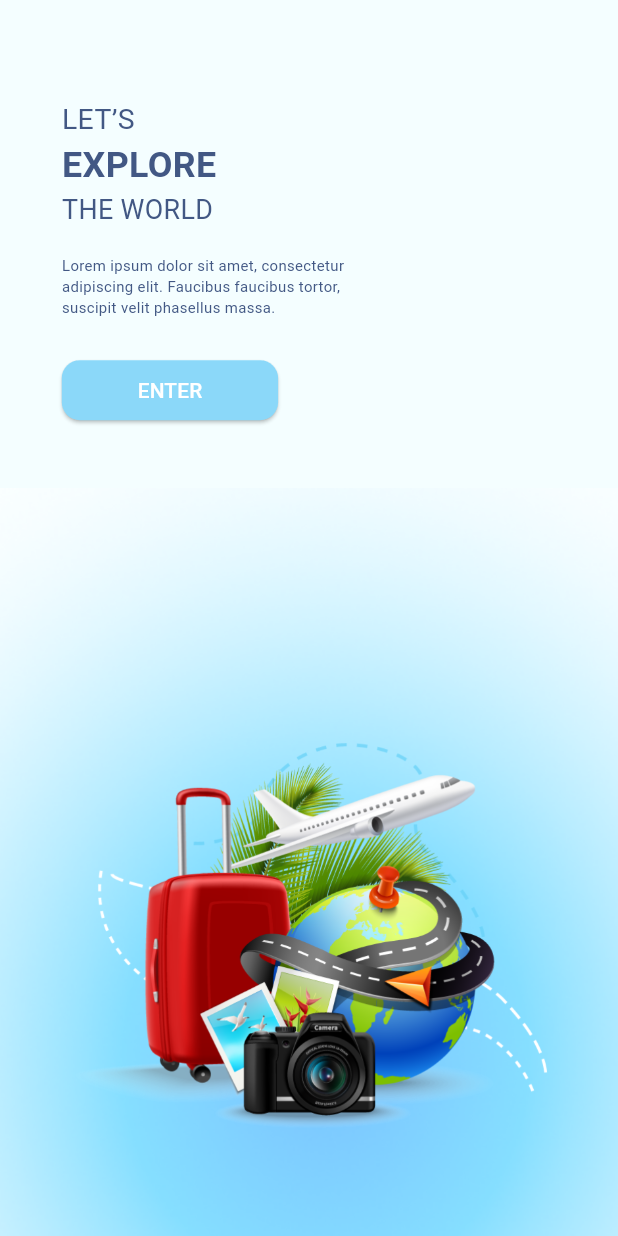
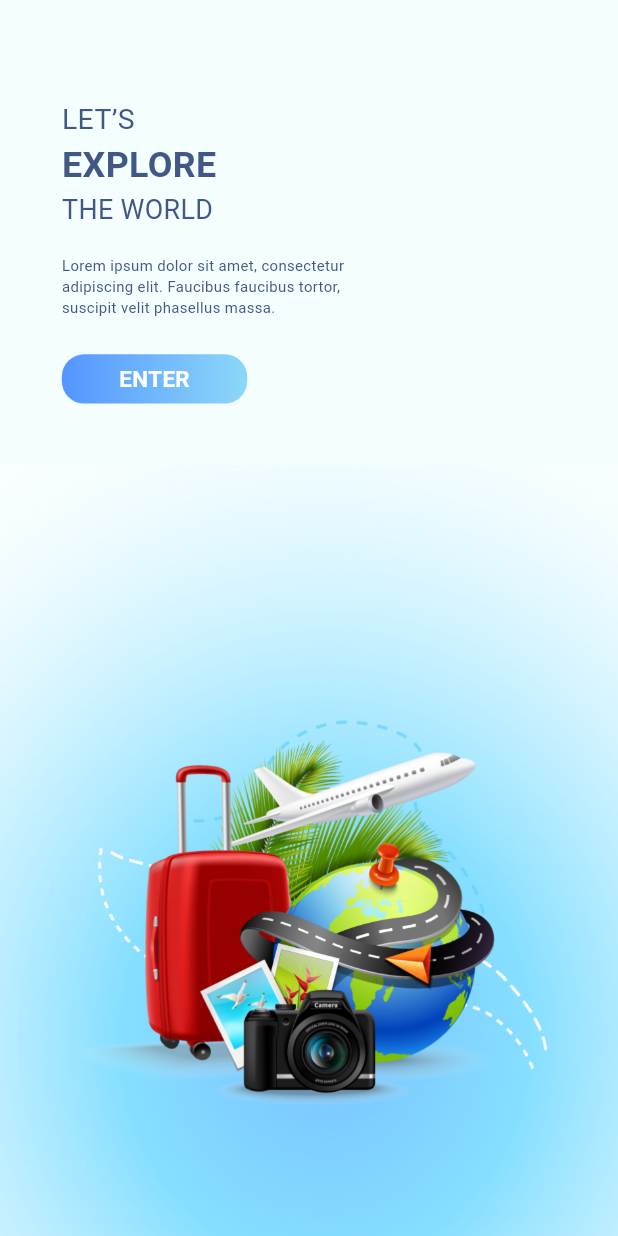
Before and after one commit to princymiracle/travelapp, a Flutter app: the screen it shows after launch, on a phone screen of 412 x 824 dp. Run offline on Flutter 3.47's test engine with Material 3 defaults, Android fonts, the phone set to English and light mode, and no system bars; our stand-ins replace flutter_sizer, get, otp_text_field, table_calendar.

Commit message:
init commit

```diff
--- a/lib/Custom_Elements/Elements/Custom_Color.dart
+++ b/lib/Custom_Elements/Elements/Custom_Color.dart
@@ -7,7 +7,6 @@ class CustomColors {
   static const Buttonbg =Color(0xFF5495FF);
   static const Buttonbg1 =Color(0xFF8BD8F9);
   static const backgroundColor =Color(0xFFF4FEFF);
- // static const backgroundColor =Color(0xFF000000);
   static const texttitle =Color(0xFF5496FF);
   static const black = Color(0xFF000000);
   static const textfiledtext = Colors.grey;
--- a/lib/Screens/Splash_Screen.dart
+++ b/lib/Screens/Splash_Screen.dart
@@ -3,11 +3,10 @@ import 'package:flutter/material.dart';
 import 'package:flutter_sizer/flutter_sizer.dart';
 import 'package:get/get.dart';
 import 'package:travelapp/Constant/Image_Path.dart';
-import 'package:travelapp/Custom_Elements/Elements/CustomButtons.dart';
 import 'package:travelapp/Custom_Elements/Elements/Custom_Styles.dart';
-
 import '../Constant/AppString.dart';
 import '../Custom_Elements/Elements/Custom_Color.dart';
+import '../Custom_Elements/Elements/Custom_Container.dart';
 import '../Routes/Routes.dart';
 
 class SplashScreen extends StatelessWidget {
@@ -18,8 +17,6 @@ class SplashScreen extends StatelessWidget {
     return Scaffold(
       backgroundColor: CustomColors.backgroundColor,
       body: Container(
-        // width: MediaQuery.of(context).size.width,
-        // height:  MediaQuery.of(context).size.height,
         child: SingleChildScrollView(
           child: Column(
             crossAxisAlignment: CrossAxisAlignment.start,
@@ -69,12 +66,37 @@ class SplashScreen extends StatelessWidget {
                      ),
                    ),
                    SizedBox(height: 3.h,),
-                   CustomButton(
-                     title: AppString.Enter,
-                     fontSIze: 14.sp,
-                     size: Size(35.w, 4.h),
+                   InkWell(
                      onTap: () => Get.toNamed(Routes.splashScreen2),
+                     child: CustomContainer(
+                       height: 4.h,
+                       width: 30.w,
+                       decoration: BoxDecoration(
+                         borderRadius: BorderRadius.circular(15),
+                         gradient: LinearGradient(
+                           colors: [
+                             CustomColors.Buttonbg,
+                             CustomColors.Buttonbg1,
+                           ],
+                         ),
+                       ),
+                       child: Center(
+                         child: Text(AppString.Enter,
+                           style: CustomStyles.textStyle(
+                             fontWeight: FontWeight.bold,
+                             fontColor: CustomColors.Buttontext,
+                             fontSize: 15.sp,
+                           ),
+                         ),
+                       ),
+                     ),
                    ),
+                   // CustomButton(
+                   //   title: AppString.Enter,
+                   //   fontSIze: 14.sp,
+                   //   size: Size(35.w, 4.h),
+                   //   onTap: () => Get.toNamed(Routes.splashScreen2),
+                   // ),
                  ],
                ),
              ),
```
Also changed, not shown: lib/Custom_Elements/Elements/CustomTextFiled.dart (+15 -0 lines), lib/Screens/CreateNewPassword_Screen.dart (+5 -3 lines), lib/Screens/Forget_Password.dart (+6 -1 lines), lib/Screens/Forget_Password_otp.dart (+7 -2 lines), lib/Screens/Login_Screen.dart (+6 -1 lines), lib/Screens/Signup_Screen.dart (+6 -2 lines).
